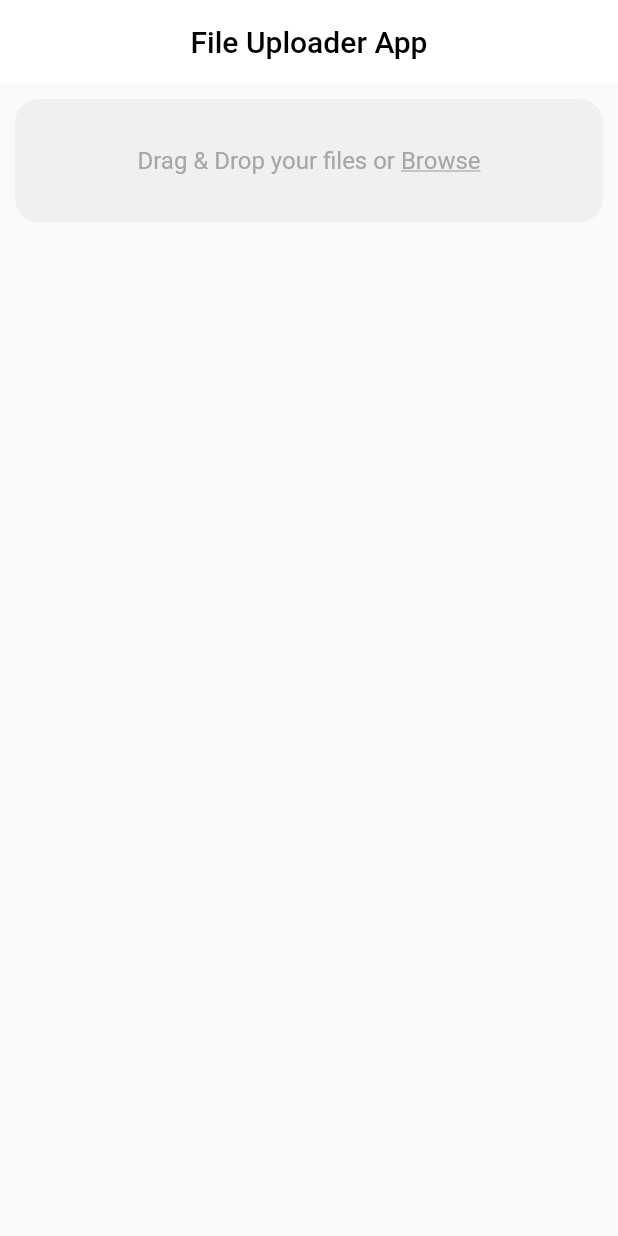
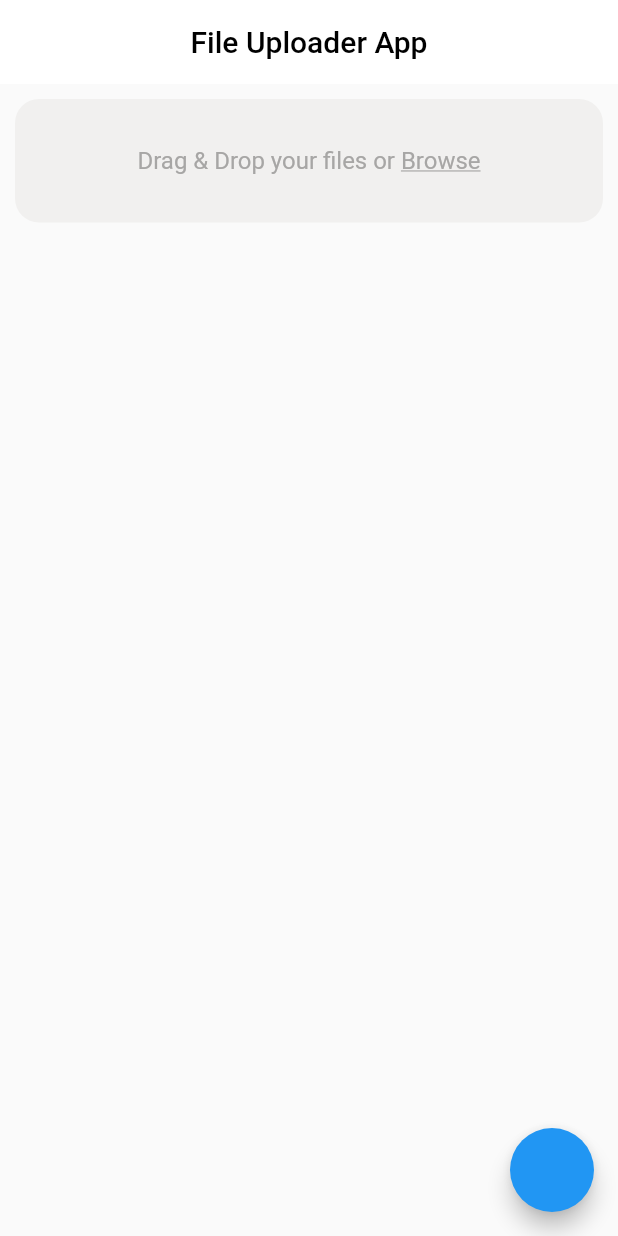
Before and after one commit to marufrobin/fileUploaderApp, a Flutter app: the UploadPage screen opened by its route, on a phone screen of 412 x 824 dp. Run offline on Flutter 3.47's test engine with Material 2 defaults, Android fonts, the phone set to English and light mode, and no system bars; our stand-ins replace dio, file_picker, permission_handler; missing offline and left inert: flutter_downloader.

Commit message:
download and upload done

```diff
--- /dev/null
+++ b/lib/Model/uploadModel.dart
@@ -0,0 +1,102 @@
+// To parse this JSON data, do
+//
+//     final uploadModel = uploadModelFromJson(jsonString);
+
+import 'dart:convert';
+
+UploadModel uploadModelFromJson(String str) =>
+    UploadModel.fromJson(json.decode(str));
+
+String uploadModelToJson(UploadModel data) => json.encode(data.toJson());
+
+class UploadModel {
+  UploadModel({
+    required this.assetId,
+    required this.publicId,
+    required this.version,
+    required this.versionId,
+    required this.signature,
+    required this.width,
+    required this.height,
+    required this.format,
+    required this.resourceType,
+    required this.createdAt,
+    required this.tags,
+    required this.bytes,
+    required this.type,
+    required this.etag,
+    required this.placeholder,
+    required this.url,
+    required this.secureUrl,
+    required this.folder,
+    required this.accessMode,
+    required this.originalFilename,
+  });
+
+  String assetId;
+  String publicId;
+  int version;
+  String versionId;
+  String signature;
+  int width;
+  int height;
+  String format;
+  String resourceType;
+  DateTime createdAt;
+  List<dynamic> tags;
+  int bytes;
+  String type;
+  String etag;
+  bool placeholder;
+  String url;
+  String secureUrl;
+  String folder;
+  String accessMode;
+  String originalFilename;
+
+  factory UploadModel.fromJson(Map<String, dynamic> json) => UploadModel(
+        assetId: json["asset_id"],
+        publicId: json["public_id"],
+        version: json["version"],
+        versionId: json["version_id"],
+        signature: json["signature"],
+        width: json["width"],
+        height: json["height"],
+        format: json["format"],
+        resourceType: json["resource_type"],
+        createdAt: DateTime.parse(json["created_at"]),
+        tags: List<dynamic>.from(json["tags"].map((x) => x)),
+        bytes: json["bytes"],
+        type: json["type"],
+        etag: json["etag"],
+        placeholder: json["placeholder"],
+        url: json["url"],
+        secureUrl: json["secure_url"],
+        folder: json["folder"],
+        accessMode: json["access_mode"],
+        originalFilename: json["original_filename"],
+      );
+
+  Map<String, dynamic> toJson() => {
+        "asset_id": assetId,
+        "public_id": publicId,
+        "version": version,
+        "version_id": versionId,
+        "signature": signature,
+        "width": width,
+        "height": height,
+        "format": format,
+        "resource_type": resourceType,
+        "created_at": createdAt.toIso8601String(),
+        "tags": List<dynamic>.from(tags.map((x) => x)),
+        "bytes": bytes,
+        "type": type,
+        "etag": etag,
+        "placeholder": placeholder,
+        "url": url,
+        "secure_url": secureUrl,
+        "folder": folder,
+        "access_mode": accessMode,
+        "original_filename": originalFilename,
+      };
+}
--- a/lib/main.dart
+++ b/lib/main.dart
@@ -43,11 +43,6 @@ class HomePage extends StatelessWidget {
                   Navigator.pushNamed(context, '/upload');
                 },
                 child: Text("Upload")),
-            OutlinedButton(
-                onPressed: () {
-                  Navigator.pushNamed(context, "/download");
-                },
-                child: Text("Download")),
           ],
         ),
       ),
```
Also changed, not shown: lib/appConfig/customHttp.dart (+9 -0 lines), lib/downloadPage.dart (+25 -10 lines), lib/uploadPage.dart (+110 -17 lines), lib/utils/filePicker.dart (+10 -7 lines), 1 other file.
